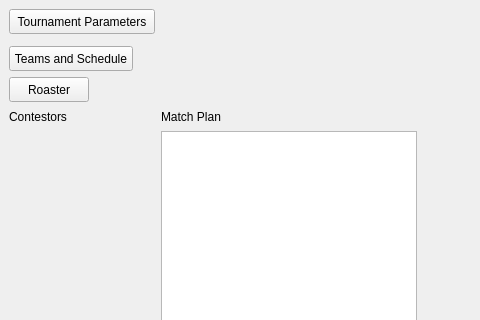
Above: ui/mainWindow.ui from tapir442/py-match-fit before the change; both pictures show x 0 to 480 and y 0 to 320 of the 1131 by 744 pixel window. Below: the same form after it.
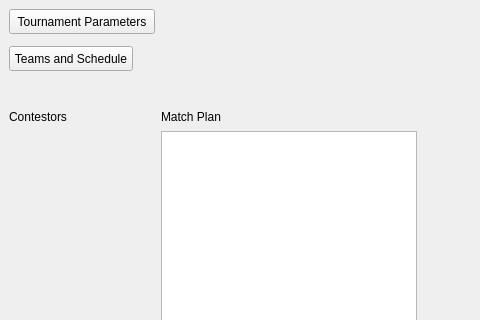
That is the form after the change.

Commit message: enhanced model

```diff
--- a/ui/mainWindow.ui
+++ b/ui/mainWindow.ui
@@ -82,19 +82,6 @@
      <string>Teams and Schedule</string>
     </property>
    </widget>
-   <widget class="QPushButton" name="Roaster">
-    <property name="geometry">
-     <rect>
-      <x>9</x>
-      <y>77</y>
-      <width>80</width>
-      <height>25</height>
-     </rect>
-    </property>
-    <property name="text">
-     <string>Roaster</string>
-    </property>
-   </widget>
    <widget class="QLabel" name="label">
     <property name="geometry">
      <rect>
```
The commit also changes 2 other files.
